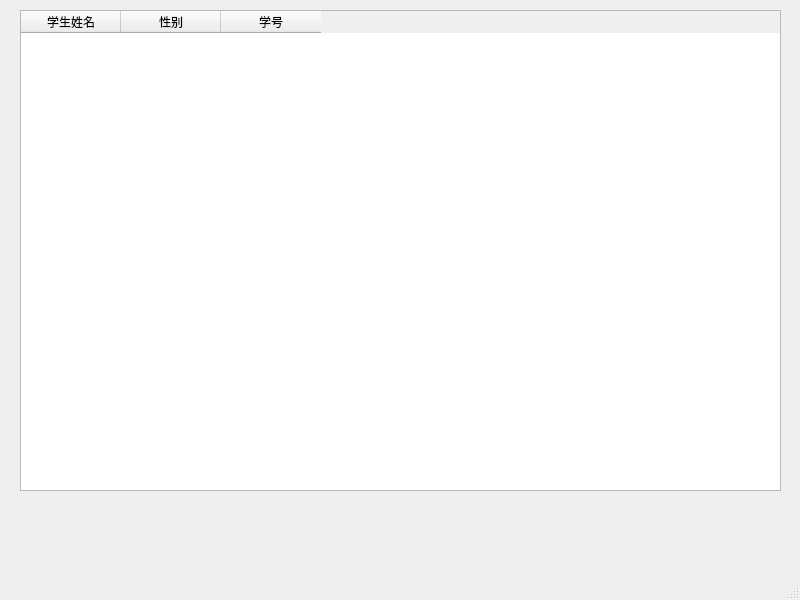
Old version of the form mainwindow.ui in the repository Reloin/grade-system.
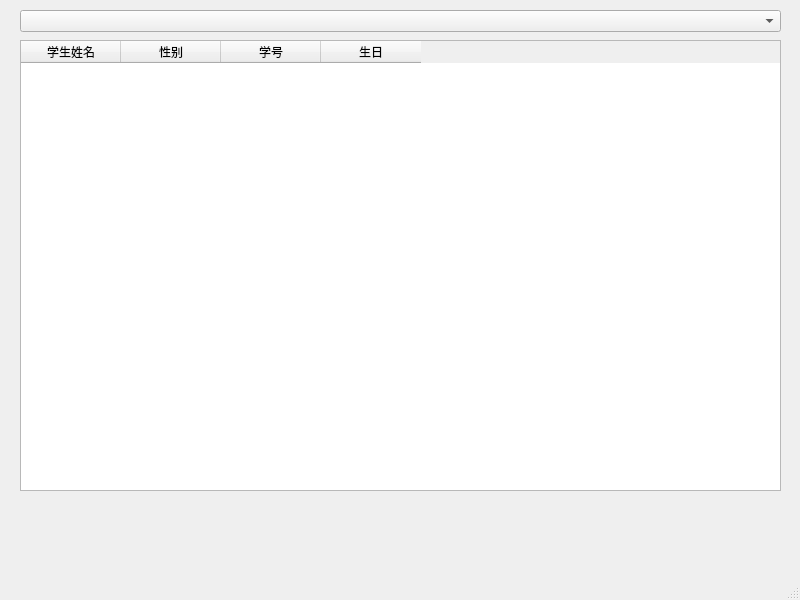
New version of the form.

Commit message: List student in main page

```diff
--- a/mainwindow.ui
+++ b/mainwindow.ui
@@ -24,9 +24,9 @@
     <property name="geometry">
      <rect>
       <x>20</x>
-      <y>10</y>
+      <y>40</y>
       <width>761</width>
-      <height>481</height>
+      <height>451</height>
      </rect>
     </property>
     <column>
@@ -44,6 +44,21 @@
       <string>学号</string>
      </property>
     </column>
+    <column>
+     <property name="text">
+      <string>生日</string>
+     </property>
+    </column>
+   </widget>
+   <widget class="QComboBox" name="comboBox">
+    <property name="geometry">
+     <rect>
+      <x>20</x>
+      <y>10</y>
+      <width>761</width>
+      <height>22</height>
+     </rect>
+    </property>
    </widget>
   </widget>
   <widget class="QStatusBar" name="statusbar"/>
```
The commit also changes 2 other files.
